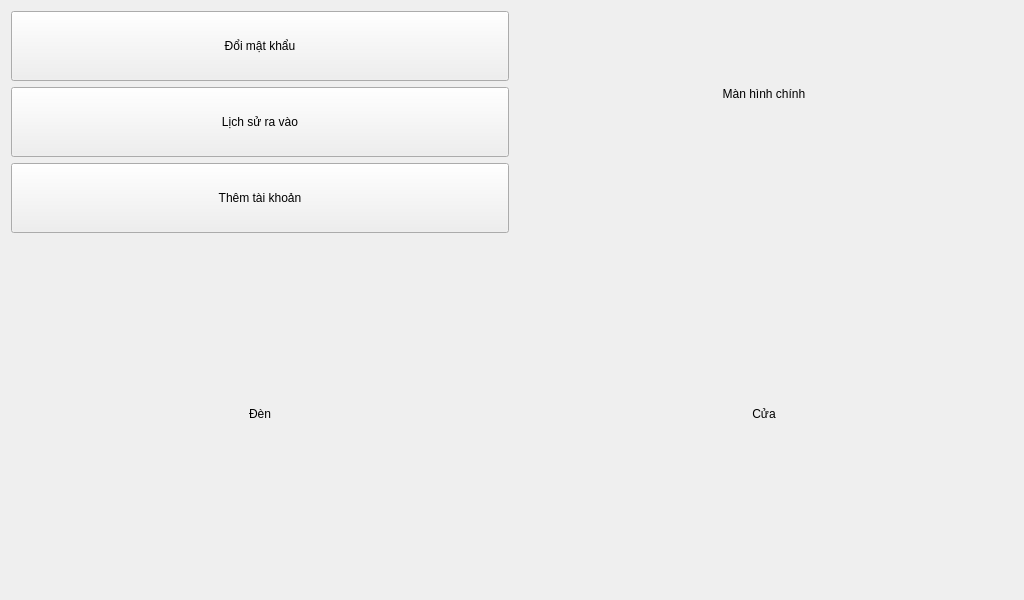
Before: the Qt Designer form door.ui in minhnt29/Graduation_GUI, drawn with Qt 5.
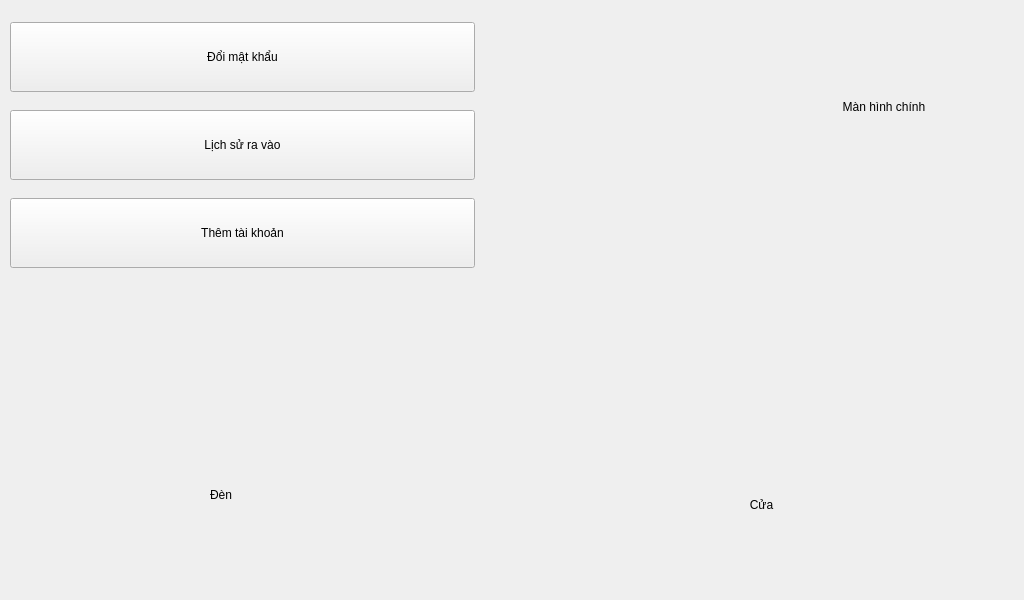
After: the same form once the commit is applied. Icons and pictures are not drawn.

```diff
--- a/door.ui
+++ b/door.ui
@@ -31,73 +31,17 @@
   <property name="windowTitle">
    <string>Cửa ra vào</string>
   </property>
+  <widget class="QWidget" name="gridLayoutWidget">
+   <property name="geometry">
+    <rect>
+     <x>10</x>
+     <y>10</y>
+     <width>541</width>
+     <height>271</height>
+    </rect>
+   </property>
   <layout class="QGridLayout" name="gridLayout_2">
-   <item row="0" column="1">
-    <layout class="QGridLayout" name="gridLayout">
-     <item row="4" column="2">
-      <widget class="QPushButton" name="pushButton_Door">
-       <property name="sizePolicy">
-        <sizepolicy hsizetype="Minimum" vsizetype="Preferred">
-         <horstretch>0</horstretch>
-         <verstretch>0</verstretch>
-        </sizepolicy>
-       </property>
-       <property name="styleSheet">
-        <string notr="true">background-color: transparent; border: 0px</string>
-       </property>
-       <property name="text">
-        <string>Cửa</string>
-       </property>
-       <property name="icon">
-        <iconset resource="images.qrc">
-         <normaloff>:/resources/off-button.png</normaloff>
-         <normalon>:/resources/on-button.png</normalon>:/resources/off-button.png</iconset>
-       </property>
-       <property name="iconSize">
-        <size>
-         <width>150</width>
-         <height>150</height>
-        </size>
-       </property>
-       <property name="flat">
-        <bool>true</bool>
-       </property>
-      </widget>
-     </item>
-     <item row="4" column="0">
-      <widget class="QPushButton" name="pushButton_Light">
-       <property name="sizePolicy">
-        <sizepolicy hsizetype="Minimum" vsizetype="Preferred">
-         <horstretch>0</horstretch>
-         <verstretch>0</verstretch>
-        </sizepolicy>
-       </property>
-       <property name="styleSheet">
-        <string notr="true">background-color: transparent; border: 0px</string>
-       </property>
-       <property name="text">
-        <string>Đèn</string>
-       </property>
-       <property name="icon">
-        <iconset resource="images.qrc">
-         <normaloff>:/resources/off-button.png</normaloff>
-         <normalon>:/resources/on-button.png</normalon>
-         <disabledoff>:/resources/off-button.png</disabledoff>
-         <disabledon>:/resources/on-button.png</disabledon>
-         <activeoff>:/resources/on-button.png</activeoff>:/resources/off-button.png</iconset>
-       </property>
-       <property name="iconSize">
-        <size>
-         <width>150</width>
-         <height>150</height>
-        </size>
-       </property>
-       <property name="flat">
-        <bool>true</bool>
-       </property>
-      </widget>
-     </item>
-     <item row="3" column="0">
+    <item row="2" column="0">
       <widget class="QPushButton" name="pushButton_Add_Account">
        <property name="minimumSize">
         <size>
@@ -110,6 +54,19 @@
        </property>
       </widget>
      </item>
+    <item row="1" column="0">
+     <widget class="QPushButton" name="pushButton_Door_Open_Counter">
+      <property name="minimumSize">
+       <size>
+        <width>0</width>
+        <height>70</height>
+       </size>
+      </property>
+      <property name="text">
+       <string>Lịch sử ra vào</string>
+      </property>
+     </widget>
+    </item>
      <item row="0" column="0">
       <widget class="QPushButton" name="pushButton_Change_Password">
        <property name="minimumSize">
@@ -126,8 +83,74 @@
        </property>
       </widget>
      </item>
-     <item row="0" column="2">
+    <item row="0" column="1">
+     <widget class="QLabel" name="label">
+      <property name="maximumSize">
+       <size>
+        <width>70</width>
+        <height>70</height>
+       </size>
+      </property>
+      <property name="text">
+       <string/>
+      </property>
+      <property name="pixmap">
+       <pixmap resource="images.qrc">:/resources/lock.png</pixmap>
+      </property>
+      <property name="scaledContents">
+       <bool>true</bool>
+      </property>
+     </widget>
+    </item>
+    <item row="1" column="1">
+     <widget class="QLabel" name="label_2">
+      <property name="maximumSize">
+       <size>
+        <width>70</width>
+        <height>70</height>
+       </size>
+      </property>
+      <property name="text">
+       <string/>
+      </property>
+      <property name="pixmap">
+       <pixmap resource="images.qrc">:/resources/parchment.png</pixmap>
+      </property>
+      <property name="scaledContents">
+       <bool>true</bool>
+      </property>
+     </widget>
+    </item>
+    <item row="2" column="1">
+     <widget class="QLabel" name="label_3">
+      <property name="maximumSize">
+       <size>
+        <width>70</width>
+        <height>70</height>
+       </size>
+      </property>
+      <property name="text">
+       <string/>
+      </property>
+      <property name="pixmap">
+       <pixmap resource="images.qrc">:/resources/add-user.png</pixmap>
+      </property>
+      <property name="scaledContents">
+       <bool>true</bool>
+      </property>
+     </widget>
+    </item>
+   </layout>
+  </widget>
       <widget class="QPushButton" name="pushButton_Home">
+   <property name="geometry">
+    <rect>
+     <x>850</x>
+     <y>20</y>
+     <width>74</width>
+     <height>70</height>
+    </rect>
+   </property>
        <property name="styleSheet">
         <string notr="true">background-color: transparent; border: 0px</string>
        </property>
@@ -148,9 +171,15 @@
         <bool>true</bool>
        </property>
       </widget>
-     </item>
-     <item row="1" column="2">
       <widget class="QLabel" name="label_Home">
+   <property name="geometry">
+    <rect>
+     <x>830</x>
+     <y>100</y>
+     <width>108</width>
+     <height>22</height>
+    </rect>
+   </property>
        <property name="text">
         <string>Màn hình chính</string>
        </property>
@@ -158,23 +187,81 @@
         <set>Qt::AlignHCenter|Qt::AlignTop</set>
        </property>
       </widget>
-     </item>
-     <item row="1" column="0">
-      <widget class="QPushButton" name="pushButton_Door_Open_Counter">
-       <property name="minimumSize">
+  <widget class="QPushButton" name="pushButton_Light">
+   <property name="geometry">
+    <rect>
+     <x>130</x>
+     <y>420</y>
+     <width>182</width>
+     <height>150</height>
+    </rect>
+   </property>
+   <property name="sizePolicy">
+    <sizepolicy hsizetype="Minimum" vsizetype="Preferred">
+     <horstretch>0</horstretch>
+     <verstretch>0</verstretch>
+    </sizepolicy>
+   </property>
+   <property name="styleSheet">
+    <string notr="true">background-color: transparent; border: 0px</string>
+   </property>
+   <property name="text">
+    <string>Đèn</string>
+   </property>
+   <property name="icon">
+    <iconset resource="images.qrc">
+     <normaloff>:/resources/off-button.png</normaloff>
+     <normalon>:/resources/on-button.png</normalon>
+     <disabledoff>:/resources/off-button.png</disabledoff>
+     <disabledon>:/resources/on-button.png</disabledon>
+     <activeoff>:/resources/on-button.png</activeoff>:/resources/off-button.png</iconset>
+   </property>
+   <property name="iconSize">
         <size>
-         <width>0</width>
-         <height>70</height>
-        </size>
-       </property>
+     <width>150</width>
+     <height>150</height>
+    </size>
+   </property>
+   <property name="flat">
+    <bool>true</bool>
+   </property>
+  </widget>
+  <widget class="QPushButton" name="pushButton_Door">
+   <property name="geometry">
+    <rect>
+     <x>670</x>
+     <y>430</y>
+     <width>183</width>
+     <height>150</height>
+    </rect>
+   </property>
+   <property name="sizePolicy">
+    <sizepolicy hsizetype="Minimum" vsizetype="Preferred">
+     <horstretch>0</horstretch>
+     <verstretch>0</verstretch>
+    </sizepolicy>
+   </property>
+   <property name="styleSheet">
+    <string notr="true">background-color: transparent; border: 0px</string>
+   </property>
        <property name="text">
-        <string>Lịch sử ra vào</string>
-       </property>
-      </widget>
-     </item>
-    </layout>
-   </item>
-  </layout>
+    <string>Cửa</string>
+   </property>
+   <property name="icon">
+    <iconset resource="images.qrc">
+     <normaloff>:/resources/off-button.png</normaloff>
+     <normalon>:/resources/on-button.png</normalon>:/resources/off-button.png</iconset>
+   </property>
+   <property name="iconSize">
+    <size>
+     <width>150</width>
+     <height>150</height>
+    </size>
+   </property>
+   <property name="flat">
+    <bool>true</bool>
+   </property>
+  </widget>
  </widget>
  <resources>
   <include location="images.qrc"/>
```
Lines whose indentation alone changed are shown as unchanged.
